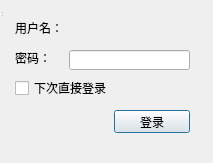
q381528589/AddWork, file Codes/QT_UI/Login.ui: the form before one commit.
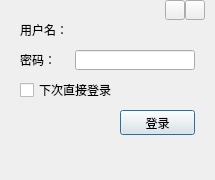
The form after the commit. Icons and pictures are not drawn.

Commit message: 新增：登录界面的QSS

The edit to the form file:
```diff
--- a/Codes/QT_UI/Login.ui
+++ b/Codes/QT_UI/Login.ui
@@ -6,8 +6,8 @@
    <rect>
     <x>0</x>
     <y>0</y>
-    <width>213</width>
-    <height>163</height>
+    <width>215</width>
+    <height>180</height>
    </rect>
   </property>
   <property name="sizePolicy">
@@ -31,29 +31,17 @@
     <rect>
      <x>0</x>
      <y>0</y>
-     <width>213</width>
-     <height>141</height>
+     <width>215</width>
+     <height>180</height>
     </rect>
    </property>
-   <property name="minimumSize">
-    <size>
-     <width>213</width>
-     <height>141</height>
-    </size>
-   </property>
-   <property name="maximumSize">
-    <size>
-     <width>213</width>
-     <height>141</height>
-    </size>
-   </property>
    <widget class="QLabel" name="Label_User">
     <property name="geometry">
      <rect>
-      <x>15</x>
+      <x>20</x>
       <y>20</y>
-      <width>48</width>
-      <height>16</height>
+      <width>50</width>
+      <height>20</height>
      </rect>
     </property>
     <property name="text">
@@ -63,10 +51,10 @@
    <widget class="QLabel" name="Label_ShowUser">
     <property name="geometry">
      <rect>
-      <x>69</x>
+      <x>75</x>
       <y>20</y>
-      <width>121</width>
-      <height>16</height>
+      <width>120</width>
+      <height>20</height>
      </rect>
     </property>
     <property name="whatsThis">
@@ -79,10 +67,10 @@
    <widget class="QLabel" name="Label_Psw">
     <property name="geometry">
      <rect>
-      <x>15</x>
+      <x>20</x>
       <y>50</y>
-      <width>36</width>
-      <height>16</height>
+      <width>35</width>
+      <height>20</height>
      </rect>
     </property>
     <property name="text">
@@ -92,9 +80,9 @@
    <widget class="QLineEdit" name="Text_Psw">
     <property name="geometry">
      <rect>
-      <x>69</x>
+      <x>75</x>
       <y>50</y>
-      <width>121</width>
+      <width>120</width>
       <height>20</height>
      </rect>
     </property>
@@ -105,10 +93,10 @@
    <widget class="QCheckBox" name="Check_NoPsw">
     <property name="geometry">
      <rect>
-      <x>15</x>
+      <x>20</x>
       <y>80</y>
-      <width>116</width>
-      <height>16</height>
+      <width>120</width>
+      <height>20</height>
      </rect>
     </property>
     <property name="text">
@@ -118,36 +106,52 @@
    <widget class="QLabel" name="Label_Status">
     <property name="geometry">
      <rect>
-      <x>15</x>
+      <x>20</x>
       <y>110</y>
-      <width>96</width>
-      <height>23</height>
+      <width>95</width>
+      <height>25</height>
      </rect>
     </property>
    </widget>
    <widget class="QPushButton" name="Btn_Login">
     <property name="geometry">
      <rect>
-      <x>114</x>
+      <x>120</x>
       <y>110</y>
-      <width>76</width>
-      <height>23</height>
+      <width>75</width>
+      <height>25</height>
      </rect>
     </property>
     <property name="text">
      <string>登录</string>
     </property>
    </widget>
-  </widget>
-  <widget class="QStatusBar" name="statusbar">
-   <property name="geometry">
-    <rect>
-     <x>0</x>
-     <y>0</y>
-     <width>3</width>
-     <height>18</height>
-    </rect>
-   </property>
+   <widget class="QToolButton" name="Tool_Close">
+    <property name="geometry">
+     <rect>
+      <x>185</x>
+      <y>0</y>
+      <width>20</width>
+      <height>20</height>
+     </rect>
+    </property>
+    <property name="text">
+     <string/>
+    </property>
+   </widget>
+   <widget class="QToolButton" name="Tool_Min">
+    <property name="geometry">
+     <rect>
+      <x>165</x>
+      <y>0</y>
+      <width>20</width>
+      <height>20</height>
+     </rect>
+    </property>
+    <property name="text">
+     <string/>
+    </property>
+   </widget>
   </widget>
  </widget>
  <tabstops>
```
The commit also changes 3 other files.
